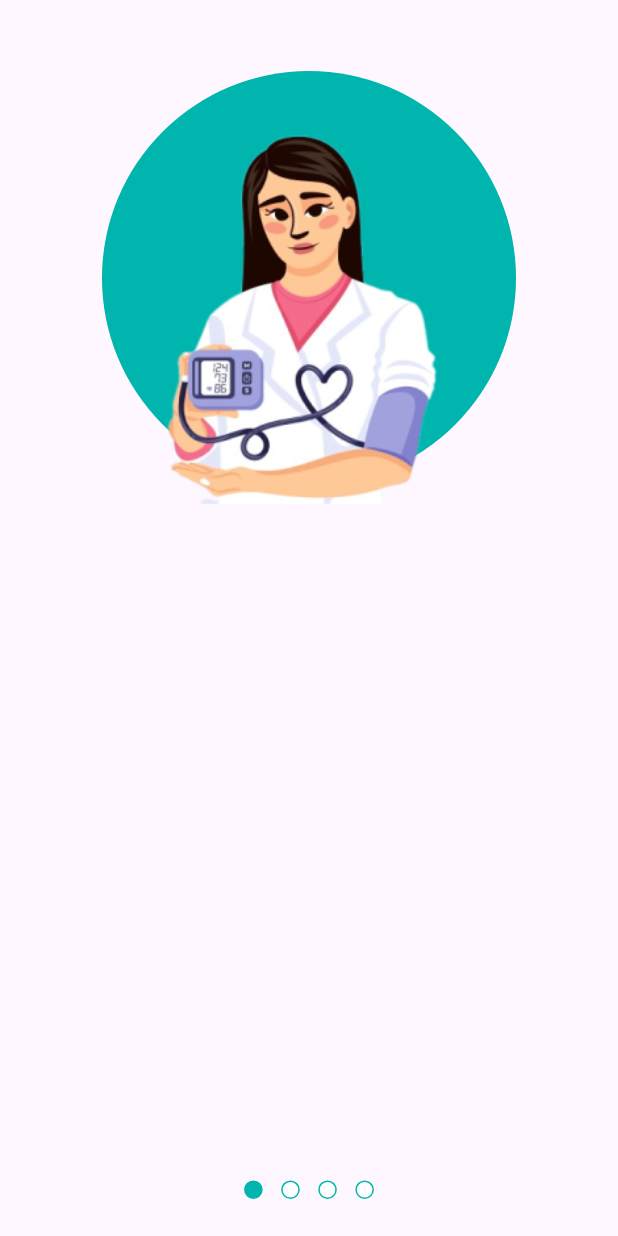
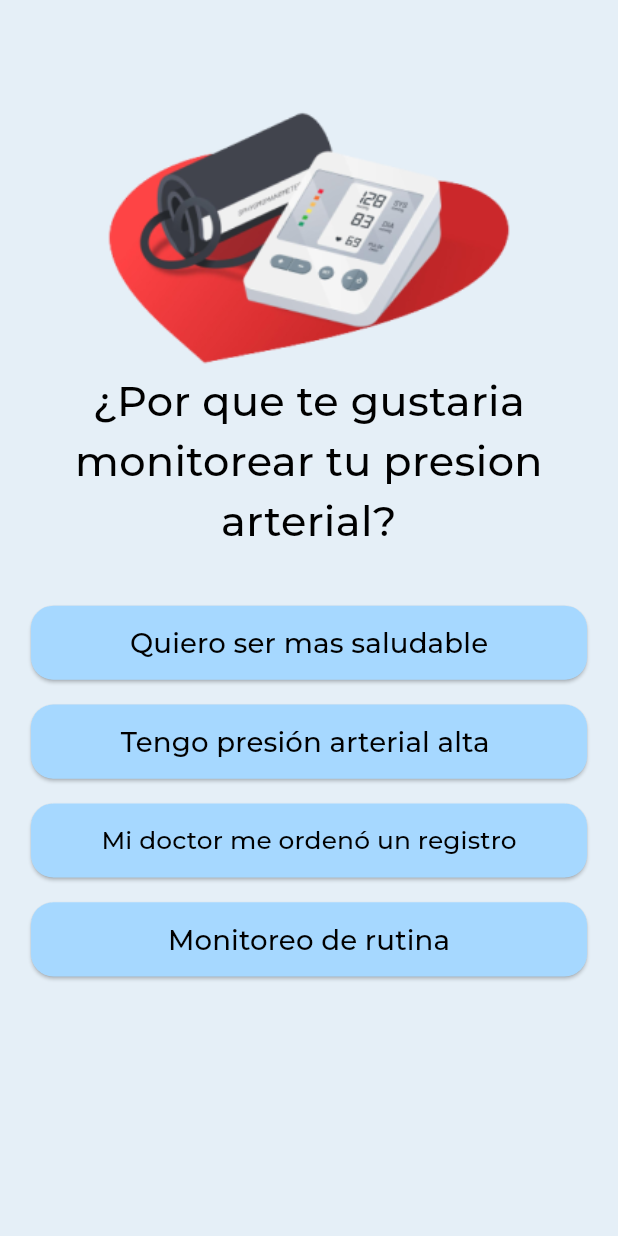
Before and after one commit to Elmanutp92/vitalPulse, a Flutter app: the DataPage screen opened directly, after a tap on "Siguiente", on a phone screen of 412 x 824 dp. Run offline on Flutter 3.47's test engine with Material 3 defaults, Android fonts, the light colour scheme and no system bars; our stand-ins replace google_fonts.

Commit message:
Integracion de la pantalla de preguntas y botones

```diff
--- a/lib/pages/data_page.dart
+++ b/lib/pages/data_page.dart
@@ -1,5 +1,6 @@
 import 'package:flutter/material.dart';
 import 'package:google_fonts/google_fonts.dart';
+import 'package:vital_pulse/pages/questions_pages.dart';
 import 'package:vital_pulse/pages/recomendation_page.dart';
 import 'package:vital_pulse/styles/colors.dart';
 import 'package:vital_pulse/styles/responsive_size.dart';
@@ -100,6 +101,7 @@ class _DataPageState extends State<DataPage> {
                   ),
                   ElevatedButton(
                       style: ElevatedButton.styleFrom(
+                        elevation: 8,
                         backgroundColor: azulTuquesa,
                         shape: RoundedRectangleBorder(
                           borderRadius: BorderRadius.circular(20),
@@ -111,7 +113,7 @@ class _DataPageState extends State<DataPage> {
                         Navigator.push(
                           context,
                           MaterialPageRoute(
-                              builder: (context) =>  const RecommendationPage()),
+                              builder: (context) =>  const QuestionsPage()),
                         );
 
 
--- a/lib/pages/login_page.dart
+++ b/lib/pages/login_page.dart
@@ -85,10 +85,13 @@ class _LoginPageState extends State<LoginPage> {
                   height: dh * 0.04,
                 ),
                 ElevatedButton(
+
                     style: ElevatedButton.styleFrom(
+                      elevation: 8,
                       backgroundColor: azulTuquesa,
                       shape: RoundedRectangleBorder(
                         borderRadius: BorderRadius.circular(20),
+
                       ),
                       padding: EdgeInsets.symmetric(
                           vertical: dh * 0.02, horizontal: dw * 0.17),
--- /dev/null
+++ b/lib/pages/questions_pages.dart
@@ -0,0 +1,166 @@
+import 'package:flutter/material.dart';
+import 'package:google_fonts/google_fonts.dart';
+import 'package:vital_pulse/pages/recomendation_page.dart';
+import 'package:vital_pulse/styles/colors.dart';
+import 'package:vital_pulse/styles/responsive_size.dart';
+
+
+class QuestionsPage extends StatefulWidget {
+  const QuestionsPage({super.key});
+
+  @override
+  State<QuestionsPage> createState() => _QuestionsPageState();
+}
+
+class _QuestionsPageState extends State<QuestionsPage> {
+  @override
+  Widget build(BuildContext context) {
+    Responsive responsive = Responsive(context);
+    double dw = responsive.width;
+    double dh = responsive.height;
+    double dg = responsive.diagonal;
+
+    return Scaffold(
+      backgroundColor: backGroundColorApp,
+      body: Container(
+        // color: Colors.amber,
+        width: dw,
+        height: dh,
+        margin: EdgeInsets.zero,
+        child: Stack(children: [
+          Positioned(
+            top: dh * -0.20,
+            left: dw * 0.10,
+            child: Image.asset(
+              'assets/logoDataPage.png',
+              width: dw * 0.8,
+              height: dh * 0.8,
+            ),
+          ),
+          Positioned(
+            top: dh * 0.3,
+            left: dw * 0.05,
+            child: Container(
+              width: dw * 0.9,
+              //color: Colors.amber,
+              child: Text(
+                '¿Por que te gustaria monitorear tu presion arterial?',
+                textAlign: TextAlign.center,
+                style: GoogleFonts.montserrat(
+                  fontSize: dg * 0.03,
+                  fontWeight: FontWeight.w500,
+                  color: Colors.black,
+                ),
+              ),
+            ),
+          ),
+          Positioned(
+            top: dh * 0.49,
+            child: Container(
+              width: dw,
+              height: dh * 0.48,
+              //color: Colors.amber,
+              child: Column(
+                children: [
+                  SizedBox(
+                    width: dw * 0.9,
+                    height: dh * 0.06,
+                    child: ElevatedButton(
+                        style: ButtonStyle(
+                            backgroundColor:
+                                MaterialStateProperty.all<Color>(azulClaro),
+                            shape: MaterialStateProperty.all<
+                                RoundedRectangleBorder>(RoundedRectangleBorder(
+                              borderRadius: BorderRadius.circular(15.0),
+                            ))),
+                        onPressed: () {
+                           Navigator.push(
+                        context,
+                        MaterialPageRoute(builder: (context) => const RecommendationPage()));
+                        },
+                        child: Text('Quiero ser mas saludable', style: GoogleFonts.montserrat(
+                  fontSize: dg * 0.020,
+                  fontWeight: FontWeight.w500,
+                  color: Colors.black,
+                        )),
+                  ),),
+                  SizedBox(height: dh * 0.02,),
+                  SizedBox(
+                    width: dw * 0.9,
+                    height: dh * 0.06,
+                    child: ElevatedButton(
+                        style: ButtonStyle(
+                            backgroundColor:
+                                MaterialStateProperty.all<Color>(azulClaro),
+                            shape: MaterialStateProperty.all<
+                                RoundedRectangleBorder>(RoundedRectangleBorder(
+                              borderRadius: BorderRadius.circular(15.0),
+                            ))),
+                        onPressed: () {
+                          Navigator.push(
+                        context,
+                        MaterialPageRoute(builder: (context) => const RecommendationPage()));
+                        },
+                        child: Text('Tengo presión arterial alta ', style: GoogleFonts.montserrat(
+                  fontSize: dg * 0.020,
+                  fontWeight: FontWeight.w500,
+                  color: Colors.black,
+                        )),),
+                  ),
+                  SizedBox(height: dh * 0.02,),
+
+                  SizedBox(
+                    width: dw * 0.9,
+                    height: dh * 0.06,
+                    child: ElevatedButton(
+                        style: ButtonStyle(
+                            backgroundColor:
+                                MaterialStateProperty.all<Color>(azulClaro),
+                            shape: MaterialStateProperty.all<
+                                RoundedRectangleBorder>(RoundedRectangleBorder(
+                              borderRadius: BorderRadius.circular(15.0),
+                            ))),
+                        onPressed: () {
+                          Navigator.push(
+                        context,
+                        MaterialPageRoute(builder: (context) => const RecommendationPage()));
+                        },
+                        child: Text('Mi doctor me ordenó un registro', style: GoogleFonts.montserrat(
+                  fontSize: dg * 0.018,
+                  fontWeight: FontWeight.w500,
+                  color: Colors.black,
+                        )),),
+                  ),
+                  SizedBox(height: dh * 0.02,),
+
+                  SizedBox(
+                    width: dw * 0.9,
+                    height: dh * 0.06,
+                    child: ElevatedButton(
+                        style: ButtonStyle(
+                            backgroundColor:
+                                MaterialStateProperty.all<Color>(azulClaro),
+                            shape: MaterialStateProperty.all<
+                                RoundedRectangleBorder>(RoundedRectangleBorder(
+                              borderRadius: BorderRadius.circular(15.0),
+                            ))),
+                        onPressed: () {
+                          Navigator.push(
+                        context,
+                        MaterialPageRoute(builder: (context) => const RecommendationPage()));
+                        },
+                        child: Text('Monitoreo de rutina', style: GoogleFonts.montserrat(
+                  fontSize: dg * 0.020,
+                  fontWeight: FontWeight.w500,
+                  color: Colors.black,
+                        )),),
+                  ),
+                ],
+              ),
+            ),
+          ),
+        ]),
+      ),
+    );
+  }
+}
--- a/lib/widgets/widgets_recomendations/recomendation4.dart
+++ b/lib/widgets/widgets_recomendations/recomendation4.dart
@@ -1,4 +1,6 @@
 import 'package:flutter/material.dart';
+import 'package:google_fonts/google_fonts.dart';
+import 'package:vital_pulse/styles/colors.dart';
 import 'package:vital_pulse/styles/responsive_size.dart';
 
 class Recomendation4 extends StatefulWidget {
@@ -15,14 +17,15 @@ class _Recomendation4State extends State<Recomendation4> {
     double dw = responsive.width;
     double dh = responsive.height;
     //double dg = responsive.diagonal;
-    return  Scaffold(
-      body: Container(
+    return Scaffold(
+      body: Column(
+        children: [
+          Container(
             //color: Colors.amber,
             width: dw,
             height: dh * 0.45,
             margin: EdgeInsets.zero,
             child: Stack(children: [
-
               Positioned(
                 top: dh * -0.17,
                 left: dw * 0.12,
@@ -30,11 +33,39 @@ class _Recomendation4State extends State<Recomendation4> {
                   'assets/logoVitalPulse.png',
                   width: dw * 0.8,
                   height: dh * 0.8,
-
                 ),
               ),
             ]),
           ),
+          const Spacer(),
+          Container(
+            margin: EdgeInsets.only(bottom: dh * 0.04),
+            //color: Colors.amber,
+            child: ElevatedButton(
+                onPressed: () {},
+                style: ButtonStyle(
+                  elevation: MaterialStateProperty.all<double>(8),
+                  minimumSize: MaterialStateProperty.all<Size>(
+                      Size(dw * 0.2, dh * 0.06)),
+                  backgroundColor:
+                      MaterialStateProperty.all<Color>(azulTuquesa),
+                  shape: MaterialStateProperty.all<RoundedRectangleBorder>(
+                    RoundedRectangleBorder(
+                      borderRadius: BorderRadius.circular(19.0),
+                    ),
+                  ),
+                ),
+                child: Text(
+                  'Empecemos',
+                  style: GoogleFonts.montserrat(
+                    fontSize: 20,
+                    fontWeight: FontWeight.bold,
+                    color: Colors.white,
+                  ),
+                )),
+          ),
+        ],
+      ),
     );
   }
 }
```
Lines whose indentation alone changed are shown as unchanged.
